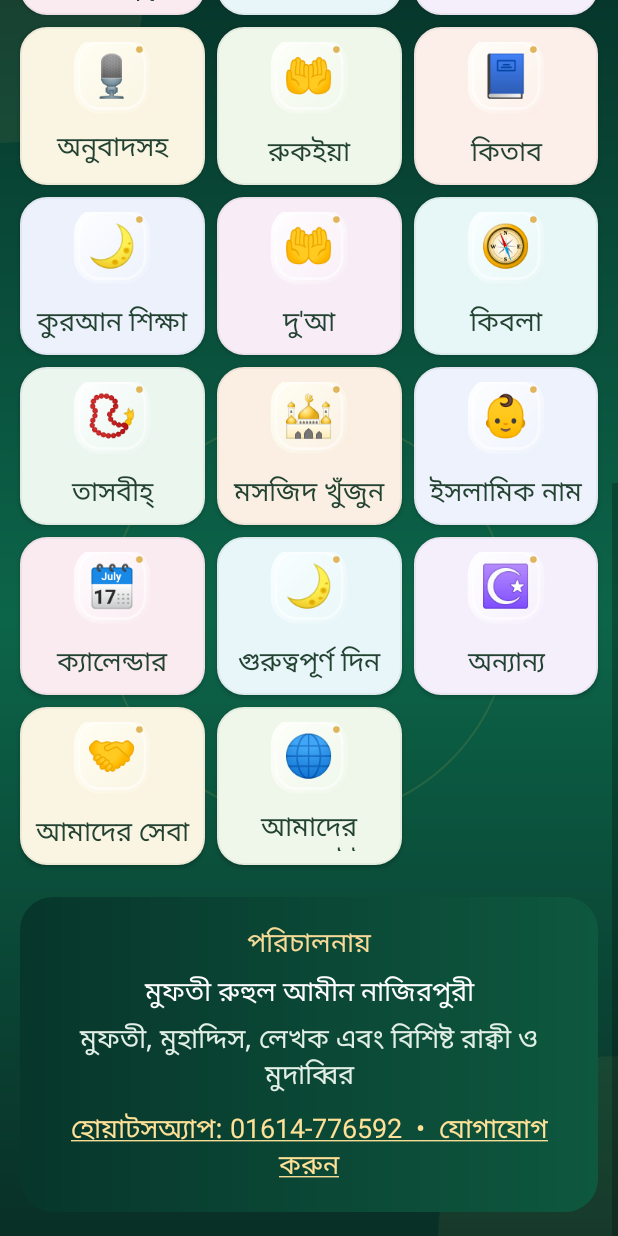
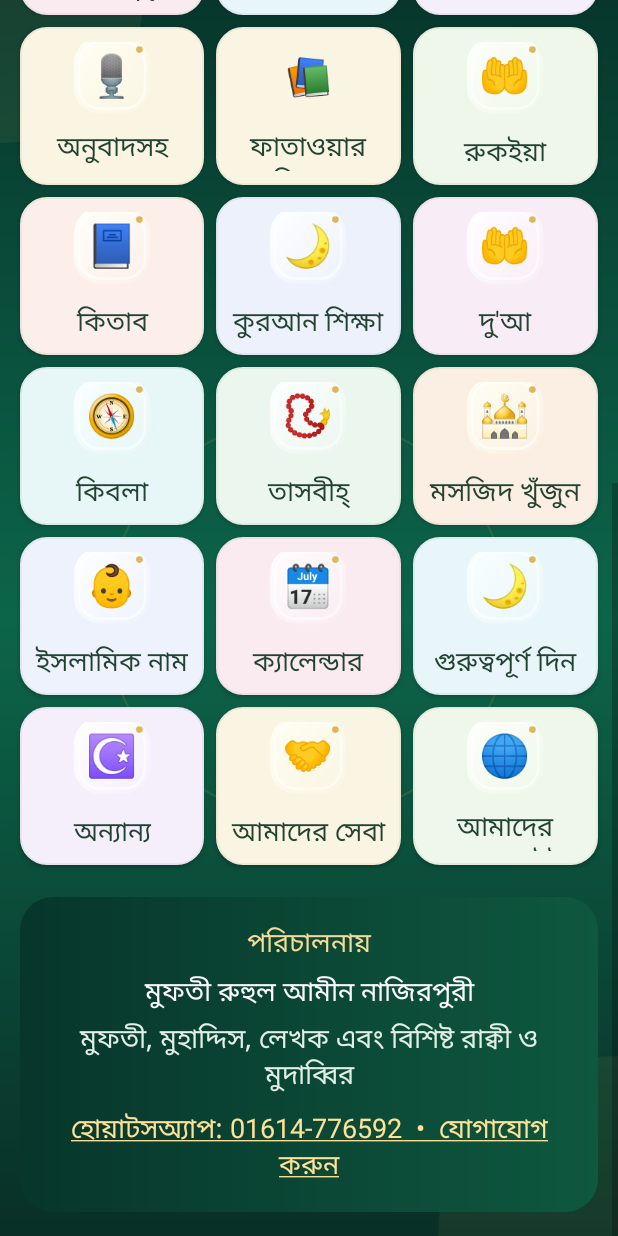
Before and after one commit to najirpury2026-arch/nazirpuri-ruqyah-app, an Android app: the screen it shows after launch (MainActivity), scrolled down 529 dp, on a phone screen of 412 x 824 dp. Run offline under Robolectric (Android 15) with nearby library versions, the phone set to English and light mode, and no system bars.

Commit message:
Add Fatawa Books shortcut after translation recitation on home

```diff
--- a/app/src/main/java/com/nazirpuri/ruqyah/MainActivity.java
+++ b/app/src/main/java/com/nazirpuri/ruqyah/MainActivity.java
@@ -284,6 +284,8 @@ public class MainActivity extends Activity {
             gp.columnSpec=GridLayout.spec(GridLayout.UNDEFINED,1f);
             gp.setMargins(dp(4),dp(4),dp(4),dp(4));
             grid.addView(tile,gp);
+            // Fatawa shortcut appears directly after Translation Recitation.
+            if (i == 6) addFatawaHomeTile(grid);
             tile.setOnClickListener(v -> {
                 tile.setAlpha(0.82f);
                 tile.postDelayed(() -> tile.setAlpha(1f), 90);
@@ -712,6 +714,40 @@ public class MainActivity extends Activity {
         new android.app.AlertDialog.Builder(this).setTitle("মসজিদ খুঁজুন")
             .setMessage(message).setPositiveButton("আবার চেষ্টা করুন",(d,w)->findNearbyMosques())
             .setNegativeButton("বন্ধ",null).show();
+    }
+
+    private void addFatawaHomeTile(GridLayout grid) {
+        LinearLayout tile = new LinearLayout(this);
+        tile.setOrientation(LinearLayout.VERTICAL);
+        tile.setGravity(Gravity.CENTER);
+        tile.setPadding(dp(3),dp(10),dp(3),dp(9));
+        GradientDrawable bg = new GradientDrawable();
+        bg.setColor(Color.rgb(250,244,226));
+        bg.setCornerRadius(dp(17));
+        bg.setStroke(dp(1),Color.rgb(238,232,214));
+        tile.setBackground(bg);
+        tile.setElevation(dp(2));
+        TextView icon = text("📚",25,Color.rgb(170,126,35),true);
+        icon.setGravity(Gravity.CENTER);
+        tile.addView(icon,new LinearLayout.LayoutParams(dp(56),dp(54)));
+        TextView label = text("ফাতাওয়ার কিতাব",12,Color.rgb(35,66,49),true);
+        label.setGravity(Gravity.CENTER);
+        label.setMaxLines(2);
+        LinearLayout.LayoutParams lp = new LinearLayout.LayoutParams(-1,dp(34));
+        lp.topMargin=dp(7);
+        tile.addView(label,lp);
+        GridLayout.LayoutParams gp=new GridLayout.LayoutParams();
+        gp.width=0; gp.height=dp(105);
+        gp.columnSpec=GridLayout.spec(GridLayout.UNDEFINED,1f);
+        gp.setMargins(dp(4),dp(4),dp(4),dp(4));
+        grid.addView(tile,gp);
+        tile.setOnClickListener(v -> {
+            tile.setAlpha(0.82f);
+            tile.postDelayed(() -> tile.setAlpha(1f),90);
+            showWeb("file:///android_asset/tafsir.html");
+        });
+        tile.setClickable(true);
+        tile.setFocusable(true);
     }
 
     private void openSection(int index) {
```
